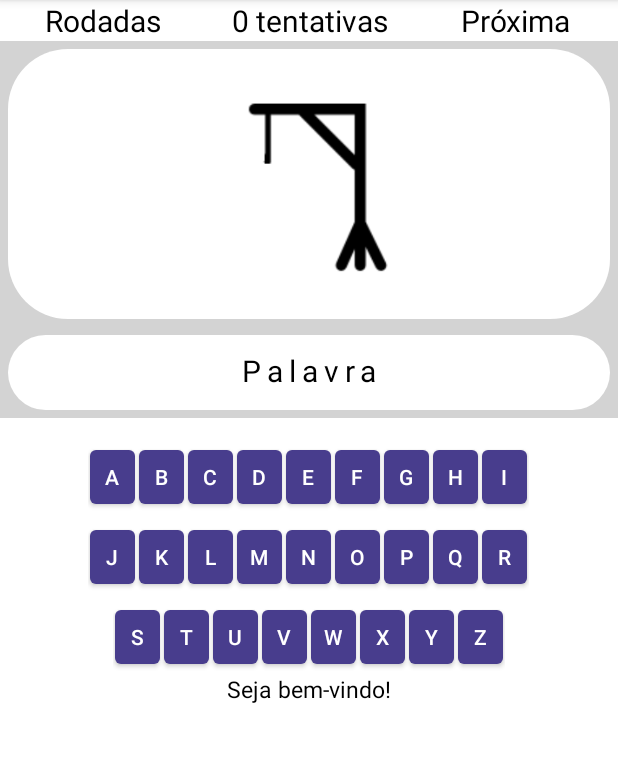
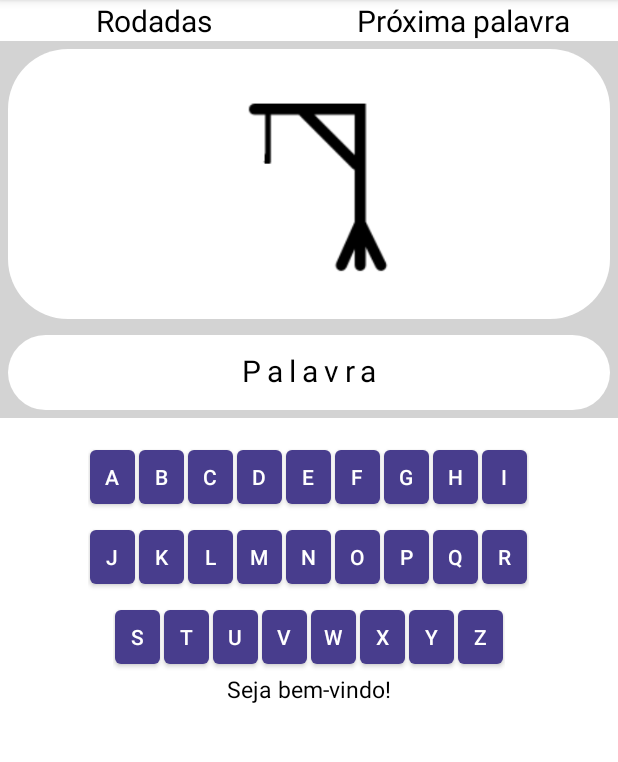
Before and after one commit to wilersonvaz/Forca, an Android app: the JogoActivity screen opened directly, with no data from a screen before it, after a tap on an icon or button, on a phone screen of 412 x 824 dp, the part 84-846 px from its top. Run offline under Robolectric (Android 15) with nearby library versions, the phone set to English and light mode, and no system bars.

Commit message:
Jogo funcionando!

```diff
--- a/app/src/main/java/com/example/forca/ModelView/JogoView.java
+++ b/app/src/main/java/com/example/forca/ModelView/JogoView.java
@@ -1,4 +1,6 @@
 package com.example.forca.ModelView;
+
+import android.util.Log;
 
 import com.example.forca.Model.Jogo;
 
@@ -24,8 +26,6 @@ public class JogoView<jogo> {
 		Jogo jogo = new Jogo();
 
 		try{
-			// Log.i("Log # ", "Entrou no JogoView plvServidor: "+this.plvServidor+" plvTela: "+this.plvTela+" letraDigitada: "+this.letraDigitada);
-
 
 			this.plvTela = this.plvTela.replaceAll(" ","");
 			// Log.i("Log # ", "plvTela: "+this.plvTela);
--- a/app/src/main/java/com/example/forca/Telas/JogoActivity.java
+++ b/app/src/main/java/com/example/forca/Telas/JogoActivity.java
@@ -3,12 +3,10 @@ package com.example.forca.Telas;
 import android.content.Intent;
 import android.os.Bundle;
 import android.os.StrictMode;
-import android.util.Log;
 import android.view.View;
 import android.widget.Button;
 import android.widget.EditText;
 import android.widget.ImageView;
-import android.widget.LinearLayout;
 import android.widget.TextView;
 
 import androidx.appcompat.app.AppCompatActivity;
@@ -31,7 +29,7 @@ public class JogoActivity extends AppCompatActivity {
     String str;
     int nivelJogo;
     int qtdeRodadas;
-    TextView txtPalavra, idRodadas, txtIdMensagem, txtIdTentativas, txtIdNovaPalavra;
+    TextView txtPalavra, idRodadas, txtIdMensagem, txtIdNovaPalavra;
     EditText edtLetra;
     // Button btnLetra;
     int acertaLetra = 0, erroLetra = 0, contRodadas = 0, contJogadas = 0, acertaPalavra = 0, erroPalavra = 0, tentativas = 0;
@@ -41,7 +39,8 @@ public class JogoActivity extends AppCompatActivity {
     public static String urlIdentificador = "http://nobile.pro.br/forcaws/identificadores/";
     public static String urlPalavraFinal = "http://nobile.pro.br/forcaws/palavra/";
     ArrayList idPalavraJaDigitada = new ArrayList();
-    boolean jogando = false;
+    ArrayList<String> letraJaDigitada = new ArrayList<String>();
+    Boolean jogando = false;
 
     @Override
     protected void onCreate(Bundle savedInstanceState) {
@@ -49,7 +48,7 @@ public class JogoActivity extends AppCompatActivity {
         setContentView(R.layout.activity_jogo);
 
         idRodadas = (TextView) findViewById(R.id.idRodadas);
-        txtIdTentativas = (TextView) findViewById(R.id.txtIdTentativas);
+        // txtIdTentativas = (TextView) findViewById(R.id.txtIdTentativas);
         txtIdNovaPalavra = (TextView) findViewById(R.id.txtIdNovaPalavra);
         txtPalavra = (TextView) findViewById(R.id.txtPalavra);
         resultadoImg = (ImageView) findViewById(R.id.resultadoImg);
@@ -63,7 +62,6 @@ public class JogoActivity extends AppCompatActivity {
         try{
             Bundle bundle = getIntent().getExtras();
             if (bundle != null) {
-                Log.i("Log # ", "Estamos na buscaPalavraServidor");
 
                 nivelJogo = bundle.getInt("nivelJogo");
                 qtdeRodadas = bundle.getInt("qtdeRodadas");
@@ -94,7 +92,6 @@ public class JogoActivity extends AppCompatActivity {
                 PalavraView palavraView = new PalavraView(palavra);
                 //String que recebe a palavra do servidor
 
-                Log.i("Log # ","idPalavraJaDigitada: "+idPalavraJaDigitada );
                 boolean palavraJaUsada = false;
                 while(!palavraJaUsada){
                     Palavra p = palavraView.getDadosPalavraFromServidor();
@@ -107,22 +104,19 @@ public class JogoActivity extends AppCompatActivity {
                     plvTela = jogoview.criaPalavraTela(plvServidor);
                     txtPalavra.setText( plvTela );
 
-                    Log.i("Log # ","inserindo idPalavraJaDigitada: "+idPalavraJaDigitada );
                     if(!idPalavraJaDigitada.contains(p.getIdPalavra())){
                         idPalavraJaDigitada.add(p.getIdPalavra());
 
                         idRodadas.setText("Rodada "+( contRodadas+1) );
 
                         palavraJaUsada = true;
-                    }else{
-                        Log.i("Log # ","idPalavraJaDigitada já usada, procurando de novo: "+idPalavraJaDigitada );
-
+                        jogando = true;
                     }
 
                 }
 
 
-                jogando = true;
+
             }
 
         }catch(Exception e){
@@ -133,7 +127,6 @@ public class JogoActivity extends AppCompatActivity {
     public void onClick(View v) {
         if(contRodadas == qtdeRodadas){
 
-            Log.i("Log # ", "indo para o relatório");
             Relatorio relatorio = new Relatorio(acertaPalavra, erroPalavra, tentativas, qtdeRodadas);
             Intent intent = new Intent(getApplicationContext(), RelatorioActivity.class);
             intent.putExtra("relatorio", relatorio);
@@ -143,6 +136,7 @@ public class JogoActivity extends AppCompatActivity {
             txtIdNovaPalavra.setTextColor(getResources().getColor(R.color.black));
             txtIdNovaPalavra.setClickable(false);
             txtIdMensagem.setText("Boa sorte!");
+            letraJaDigitada.clear();
             mudaImagem(forca, 6);
             buscaPalavraServidor();
         }
@@ -153,7 +147,8 @@ public class JogoActivity extends AppCompatActivity {
 
         try{
 
-            if(jogando){
+            if(jogando == true){
+
                 Random random = new Random();
 
                 int errorMessage = random.nextInt(arrayErrorMessage.length);
@@ -162,8 +157,10 @@ public class JogoActivity extends AppCompatActivity {
 
                 String letraDigitada = ((Button) v).getText().toString();
 
+                if(letraJaDigitada.contains(letraDigitada)){
+                    txtIdMensagem.setText("Essa letra já foi digitada!");
+                }else{
                     // Jogo jogo = new Jogo();
-
                     plvTela = txtPalavra.getText().toString();
                     JogoView jogoview = new JogoView(plvServidor, plvTela, letraDigitada);
                     if(contJogadas == 0){
@@ -171,7 +168,6 @@ public class JogoActivity extends AppCompatActivity {
                     }
 
                     Jogo jogo = jogoview.jogar();
-
 
                     if(!jogo.isAcertaLetra()){
 
@@ -213,7 +209,7 @@ public class JogoActivity extends AppCompatActivity {
                             acertaLetra = 0;
                             contJogadas = -1;
                             erroPalavra++;
-                        txtIdMensagem.setText("Essa não deu, clique em Próxima para procurar outra palavra!");
+                            txtIdMensagem.setText("Essa não deu, clique em Próxima palavra para procurar outra palavra!");
                             jogando = false;
 
                         }
@@ -235,7 +231,7 @@ public class JogoActivity extends AppCompatActivity {
                             erroLetra = 0;
                             acertaLetra = 0;
                             acertaPalavra++;
-                        txtIdMensagem.setText("Você acertou, clique em Próxima para procurar outra palavra!");
+                            txtIdMensagem.setText("Você acertou, clique em Próxima palavra para procurar outra palavra!");
                             jogando = false;
 
                         }
@@ -244,12 +240,9 @@ public class JogoActivity extends AppCompatActivity {
 
                     contJogadas++;
                     tentativas++;
-                Log.i("Log # ", "contRodadas "+contRodadas);
-
-                txtIdTentativas.setText(String.valueOf( tentativas )+" tentativas ");
+                    letraJaDigitada.add(letraDigitada);
                 }
-
-
+            }
 
 
         }catch(Exception e){
--- a/app/src/main/res/layout/activity_jogo.xml
+++ b/app/src/main/res/layout/activity_jogo.xml
@@ -26,7 +26,7 @@
             android:gravity="center"
             android:layout_weight="1"/>
 
-        <TextView
+        <!-- <TextView
             android:id="@+id/txtIdTentativas"
             android:layout_width="match_parent"
             android:layout_height="wrap_content"
@@ -35,13 +35,13 @@
             android:background="@color/white"
             android:textColor="@color/black"
             android:gravity="center"
-            android:layout_weight="1"/>
+            android:layout_weight="1"/> -->
 
         <TextView
             android:id="@+id/txtIdNovaPalavra"
             android:layout_width="match_parent"
             android:layout_height="wrap_content"
-            android:text="Próxima"
+            android:text="Próxima palavra"
             android:textSize="20sp"
             android:background="@color/white"
             android:textColor="@color/black"
```
Lines whose indentation alone changed are shown as unchanged.
